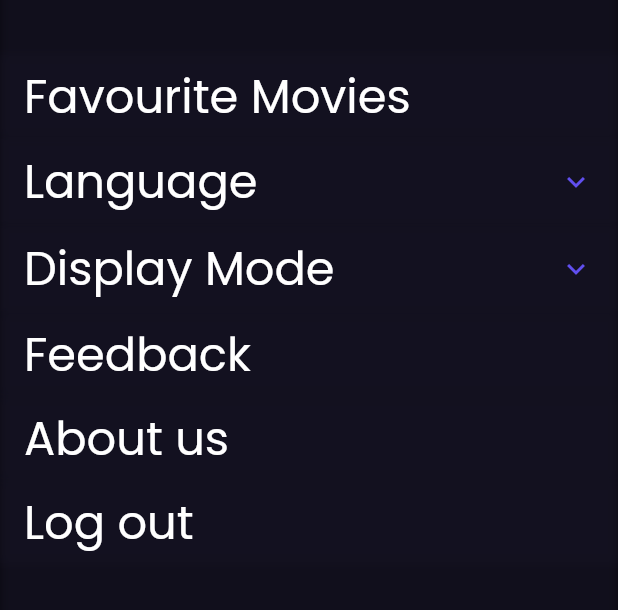
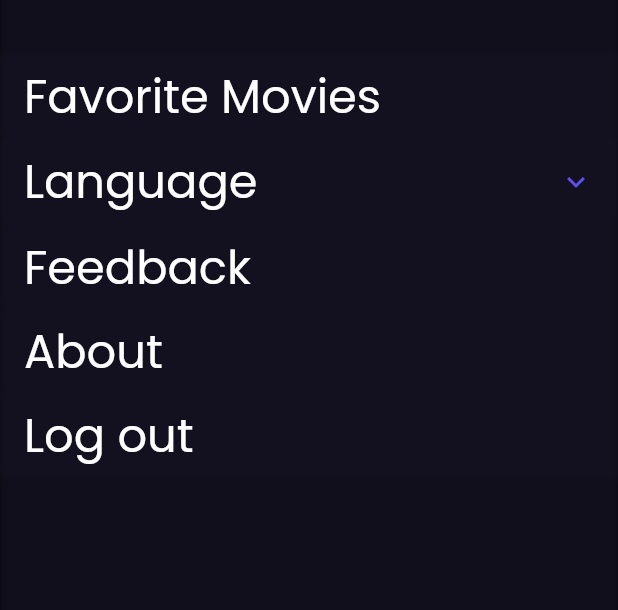
Before and after one commit to quanghung196/TheMovieDB, a Flutter app: the screen it shows after launch, with the side drawer open, on a phone screen of 412 x 824 dp, the part 145-755 px from its top. Run offline on Flutter 3.47's test engine with Material 2 defaults, Android fonts, the phone set to English and light mode, and no system bars; our stand-ins replace bloc, cached_network_image, either_dart, equatable, flare_flutter, flutter_bloc and 3 more; network calls fail.

Commit message:
add multiple language feature

```diff
--- /dev/null
+++ b/lib/common/constants/language.dart
@@ -0,0 +1,11 @@
+import 'package:custom_listview_with_json_data/common/constants/translation_constants.dart';
+import 'package:custom_listview_with_json_data/domain/entities/language_entity.dart';
+
+class Languages {
+  const Languages._();
+
+  static const languagesList = [
+    LanguageEntity(languageCode: 'en', languageValue: TranslationConstants.english),
+    LanguageEntity(languageCode: 'vi', languageValue: TranslationConstants.vietnamese),
+  ];
+}
--- /dev/null
+++ b/lib/common/constants/translation_constants.dart
@@ -0,0 +1,38 @@
+class TranslationConstants {
+  TranslationConstants._();
+
+  static const String favoriteMovies = 'favoriteMovies';
+  static const String language = 'language';
+  static const String english = 'english';
+  static const String vietnamese = 'vietnamese';
+  static const String darkMode = 'darkMode';
+  static const String lightMode = 'lightMode';
+  static const String viewMore = 'viewMore';
+  static const String feedback = 'feedback';
+  static const String displayMode = 'displayMode';
+  static const String retry = 'retry';
+  static const String somethingWentWrong = 'somethingWentWrong';
+  static const String checkNetwork = 'checkNetwork';
+  static const String about = 'about';
+  static const String okay = 'okay';
+  static const String aboutDescription = 'aboutDescription';
+  static const String popular = 'popular';
+  static const String now = 'now';
+  static const String soon = 'soon';
+  static const String noMovies = 'noMovies';
+  static const String cast = 'cast';
+  static const String watchTrailers = 'watchTrailers';
+  static const String noMoviesSearched = 'noMoviesSearched';
+  static const String noFavoriteMovie = 'noFavoriteMovie';
+  static const String username = 'username';
+  static const String password = 'password';
+  static const String loginToMovieApp = 'loginToMovieApp';
+  static const String signIn = 'signIn';
+  static const String wrongUsernamePassword = 'wrongUsernamePassword';
+  static const String noNetwork = 'noNetwork';
+  static const String logout = 'logout';
+  static const String sessionDenied = 'sessionDenied';
+  static const String enterTMDbUsername = 'enterTMDbUsername';
+  static const String enterPassword = 'enterPassword';
+  static const String guestSignIn = 'guestSignIn';
+}
--- a/lib/di/get_it.dart
+++ b/lib/di/get_it.dart
@@ -6,6 +6,7 @@ import 'package:custom_listview_with_json_data/domain/usecases/get_playing_now_m
 import 'package:custom_listview_with_json_data/domain/usecases/get_popular_movie_use_case.dart';
 import 'package:custom_listview_with_json_data/domain/usecases/get_trending_movie_use_case.dart';
 import 'package:custom_listview_with_json_data/domain/usecases/get_upcoming_movie_use_case.dart';
+import 'package:custom_listview_with_json_data/ui/blocs/app_language/app_language_bloc.dart';
 import 'package:custom_listview_with_json_data/ui/blocs/movie_backdrop/movie_backdrop_bloc.dart';
 import 'package:custom_listview_with_json_data/ui/blocs/movie_carousel/movie_carousel_bloc.dart';
 import 'package:custom_listview_with_json_data/ui/blocs/movie_tab/movie_tab_bloc.dart';
@@ -50,4 +51,6 @@ Future init() async {
       getPlayingNowMovieUseCase: getItInstance(),
       getPopularMovieUseCase: getItInstance(),
       getUpcomingMovieUseCase: getItInstance()));
+
+  getItInstance.registerLazySingleton<AppLanguageBloc>(() => AppLanguageBloc());
 }
--- /dev/null
+++ b/lib/domain/entities/language_entity.dart
@@ -0,0 +1,6 @@
+class LanguageEntity {
+  final String languageCode;
+  final String languageValue;
+
+  const LanguageEntity({required this.languageCode, required this.languageValue});
+}
--- /dev/null
+++ b/lib/ui/app_localizations.dart
@@ -0,0 +1,57 @@
+import 'dart:convert';
+
+import 'package:custom_listview_with_json_data/common/constants/language.dart';
+import 'package:flutter/material.dart';
+import 'package:flutter/services.dart';
+
+class AppLocalizations {
+  final Locale locale;
+
+  AppLocalizations(this.locale);
+
+  static AppLocalizations? of(context) =>
+      Localizations.of<AppLocalizations>(context, AppLocalizations);
+
+  late Map<String, String> _localizedStrings;
+
+  Future<bool> load() async {
+    final jsonString = await rootBundle
+        .loadString('assets/languages/${locale.languageCode}.json');
+    final Map<String, dynamic> jsonMap = json.decode(jsonString);
+
+    _localizedStrings =
+        jsonMap.map((key, value) => MapEntry(key, value.toString()));
+
+    return true;
+  }
+
+  String? translate(String key) {
+    return _localizedStrings[key];
+  }
+
+  static const LocalizationsDelegate<AppLocalizations> delegate =
+      _AppLocalizationDelegate();
+}
+
+class _AppLocalizationDelegate extends LocalizationsDelegate<AppLocalizations> {
+  const _AppLocalizationDelegate();
+
+  @override
+  bool isSupported(Locale locale) {
+    return Languages.languagesList
+        .map((e) => e.languageCode)
+        .toList()
+        .contains(locale.languageCode);
+  }
+
+  @override
+  Future<AppLocalizations> load(Locale locale) async {
+    AppLocalizations localizations = AppLocalizations(locale);
+    await localizations.load();
+    return localizations;
+  }
+
+  @override
+  bool shouldReload(covariant LocalizationsDelegate<AppLocalizations> old) =>
+      false;
+}
--- /dev/null
+++ b/lib/ui/blocs/app_language/app_language_bloc.dart
@@ -0,0 +1,21 @@
+import 'dart:async';
+
+import 'package:bloc/bloc.dart';
+import 'package:custom_listview_with_json_data/common/constants/language.dart';
+import 'package:custom_listview_with_json_data/domain/entities/language_entity.dart';
+import 'package:equatable/equatable.dart';
+import 'package:flutter/cupertino.dart';
+
+part 'app_language_event.dart';
+part 'app_language_state.dart';
+
+class AppLanguageBloc extends Bloc<AppLanguageEvent, AppLanguageState> {
+  AppLanguageBloc() : super(AppLanguageChanged(Locale(Languages.languagesList[0].languageCode)));
+
+  @override
+  Stream<AppLanguageState> mapEventToState(AppLanguageEvent event) async* {
+    if(event is ToggleLanguageEvent) {
+      yield AppLanguageChanged(Locale(event.languages.languageCode));
+    }
+  }
+}
--- /dev/null
+++ b/lib/ui/blocs/app_language/app_language_event.dart
@@ -0,0 +1,17 @@
+part of 'app_language_bloc.dart';
+
+abstract class AppLanguageEvent extends Equatable {
+  const AppLanguageEvent();
+
+  @override
+  List<Object?> get props => [];
+}
+
+class ToggleLanguageEvent extends AppLanguageEvent {
+  final LanguageEntity languages;
+
+  const ToggleLanguageEvent(this.languages);
+
+  @override
+  List<Object?> get props => [languages];
+}
--- /dev/null
+++ b/lib/ui/blocs/app_language/app_language_state.dart
@@ -0,0 +1,15 @@
+part of 'app_language_bloc.dart';
+
+abstract class AppLanguageState extends Equatable {
+  const AppLanguageState();
+}
+
+class AppLanguageChanged extends AppLanguageState {
+  final Locale locale;
+
+  const AppLanguageChanged(this.locale);
+
+  @override
+  List<Object?> get props => [locale];
+
+}
--- a/lib/ui/journeys/drawer/navigation_drawer.dart
+++ b/lib/ui/journeys/drawer/navigation_drawer.dart
@@ -1,5 +1,8 @@
+import 'package:custom_listview_with_json_data/common/constants/language.dart';
 import 'package:custom_listview_with_json_data/common/constants/size_constants.dart';
+import 'package:custom_listview_with_json_data/common/constants/translation_constants.dart';
 import 'package:custom_listview_with_json_data/common/extensions/size_extensions.dart';
+import 'package:custom_listview_with_json_data/common/extensions/string_extensions.dart';
 import 'package:custom_listview_with_json_data/ui/journeys/drawer/navigation_expanded_list_item.dart';
 import 'package:custom_listview_with_json_data/ui/journeys/drawer/navigation_list_item.dart';
 import 'package:custom_listview_with_json_data/ui/widgets/logo.dart';
@@ -33,18 +36,17 @@ class TMDBNavigationDrawer extends StatelessWidget {
                 height: Sizes.dimen_20.h,
               ),
             ),
-            NavigationListItem(title: 'Favourite Movies', onPressed: () {}),
+            NavigationListItem(title: TranslationConstants.favoriteMovies.translate(context), onPressed: () {}),
             NavigationExpandedListItem(
-                title: 'Language',
-                onPressed: () {},
-                children: const ['English', 'Vietnamese']),
-            NavigationExpandedListItem(
-                title: 'Display Mode',
-                onPressed: () {},
-                children: const ['Dark Mode', 'Light Mode']),
-            NavigationListItem(title: 'Feedback', onPressed: () {}),
-            NavigationListItem(title: 'About us', onPressed: () {}),
-            NavigationListItem(title: 'Log out', onPressed: () {}),
+                title: TranslationConstants.language.translate(context),
+                languages: Languages.languagesList),
+            // NavigationExpandedListItem(
+            //     title: TranslationConstants.displayMode.translate(context),
+            //     onPressed: () {},
+            //     children: const ['Dark Mode', 'Light Mode']),
+            NavigationListItem(title: TranslationConstants.feedback.translate(context), onPressed: () {}),
+            NavigationListItem(title: TranslationConstants.about.translate(context), onPressed: () {}),
+            NavigationListItem(title: TranslationConstants.logout.translate(context), onPressed: () {}),
           ],
         ),
       ),
--- a/lib/ui/journeys/drawer/navigation_expanded_list_item.dart
+++ b/lib/ui/journeys/drawer/navigation_expanded_list_item.dart
@@ -1,20 +1,22 @@
 import 'package:custom_listview_with_json_data/common/constants/size_constants.dart';
 import 'package:custom_listview_with_json_data/common/extensions/size_extensions.dart';
+import 'package:custom_listview_with_json_data/common/extensions/string_extensions.dart';
+import 'package:custom_listview_with_json_data/domain/entities/language_entity.dart';
+import 'package:custom_listview_with_json_data/ui/blocs/app_language/app_language_bloc.dart';
 import 'package:custom_listview_with_json_data/ui/themes/theme_color.dart';
 import 'package:flutter/material.dart';
+import 'package:flutter_bloc/flutter_bloc.dart';
 
 import 'navigation_list_item.dart';
 
 class NavigationExpandedListItem extends StatelessWidget {
   final String title;
-  final Function() onPressed;
-  final List<String> children;
+  final List<LanguageEntity> languages;
 
   const NavigationExpandedListItem({
     Key? key,
     required this.title,
-    required this.onPressed,
-    required this.children,
+    required this.languages,
   }) : super(key: key);
 
   @override
@@ -36,10 +38,13 @@ class NavigationExpandedListItem extends StatelessWidget {
         iconColor: AppColor.royalBlue,
         childrenPadding: EdgeInsets.symmetric(horizontal: Sizes.dimen_16.w),
         children: [
-          for (int i = 0; i < children.length; i++)
+          for (int i = 0; i < languages.length; i++)
             NavigationListItem(
-              title: children[i],
-              onPressed: () {},
+              title: languages[i].languageValue.translate(context),
+              onPressed: () {
+                BlocProvider.of<AppLanguageBloc>(context)
+                    .add(ToggleLanguageEvent(languages[i]));
+              },
             ),
         ],
       ),
--- a/lib/ui/journeys/drawer/navigation_list_item.dart
+++ b/lib/ui/journeys/drawer/navigation_list_item.dart
@@ -11,7 +11,7 @@ class NavigationListItem extends StatelessWidget {
 
   @override
   Widget build(BuildContext context) {
-    return GestureDetector(
+    return InkWell(
       onTap: onPressed,
       child: Container(
         decoration: BoxDecoration(boxShadow: [
--- a/lib/ui/journeys/home/movie_tab/movie_tab_list_item_builder.dart
+++ b/lib/ui/journeys/home/movie_tab/movie_tab_list_item_builder.dart
@@ -1,5 +1,7 @@
 import 'package:custom_listview_with_json_data/common/constants/size_constants.dart';
+import 'package:custom_listview_with_json_data/common/constants/translation_constants.dart';
 import 'package:custom_listview_with_json_data/common/extensions/size_extensions.dart';
+import 'package:custom_listview_with_json_data/common/extensions/string_extensions.dart';
 import 'package:custom_listview_with_json_data/domain/entities/movie_entity.dart';
 import 'package:custom_listview_with_json_data/ui/journeys/home/movie_tab/movie_tab_card_widget.dart';
 import 'package:flutter/cupertino.dart';
@@ -30,7 +32,7 @@ class MovieTabListItemBuilder extends StatelessWidget {
               padding: EdgeInsets.only(right: Sizes.dimen_14.w),
               child: Center(
                 child: Text(
-                  'View more >>',
+                  TranslationConstants.viewMore.translate(context),
                   maxLines: 1,
                   style: Theme.of(context).textTheme.subtitle1,
                 ),
--- a/lib/ui/journeys/home/movie_tab/movie_tab_title_widget.dart
+++ b/lib/ui/journeys/home/movie_tab/movie_tab_title_widget.dart
@@ -1,5 +1,6 @@
 import 'package:custom_listview_with_json_data/common/constants/size_constants.dart';
 import 'package:custom_listview_with_json_data/common/extensions/size_extensions.dart';
+import 'package:custom_listview_with_json_data/common/extensions/string_extensions.dart';
 import 'package:custom_listview_with_json_data/ui/themes/theme_color.dart';
 import 'package:custom_listview_with_json_data/ui/themes/theme_text.dart';
 import 'package:flutter/cupertino.dart';
@@ -29,7 +30,7 @@ class MovieTabTitleWidget extends StatelessWidget {
                     color:
                         isTabSelected ? AppColor.royalBlue : Colors.transparent,
                     width: Sizes.dimen_1.h))),
-        child: Text(tabTitle,
+        child: Text(tabTitle.translate(context).toUpperCase(),
             style: isTabSelected
                 ? Theme.of(context).textTheme.royalBlueSubtitle1
                 : Theme.of(context).textTheme.subtitle1),
--- a/lib/ui/movie_app.dart
+++ b/lib/ui/movie_app.dart
@@ -1,17 +1,52 @@
+import 'package:custom_listview_with_json_data/common/constants/language.dart';
 import 'package:custom_listview_with_json_data/common/screenutil/screenutil.dart';
+import 'package:custom_listview_with_json_data/di/get_it.dart';
+import 'package:custom_listview_with_json_data/ui/app_localizations.dart';
+import 'package:custom_listview_with_json_data/ui/blocs/app_language/app_language_bloc.dart';
 import 'package:custom_listview_with_json_data/ui/themes/theme_color.dart';
 import 'package:custom_listview_with_json_data/ui/themes/theme_text.dart';
 import 'package:flutter/cupertino.dart';
 import 'package:flutter/material.dart';
+import 'package:flutter_bloc/flutter_bloc.dart';
+import 'package:flutter_localizations/flutter_localizations.dart';
 
 import 'journeys/home/home_screen.dart';
 
-class TheMovieDBApp extends StatelessWidget {
+class TheMovieDBApp extends StatefulWidget {
   const TheMovieDBApp({Key? key}) : super(key: key);
+
+  @override
+  State<StatefulWidget> createState() => _TheMovieDBAppState();
+}
+
+class _TheMovieDBAppState extends State<TheMovieDBApp> {
+  late AppLanguageBloc appLanguageBloc;
+
+  @override
+  void initState() {
+    super.initState();
+    appLanguageBloc = getItInstance<AppLanguageBloc>();
+  }
+
+  @override
+  void dispose() {
+    super.dispose();
+    appLanguageBloc.close();
+  }
 
   @override
   Widget build(BuildContext context) {
     ScreenUtil.init();
+    return BlocProvider(
+      create: (context) => appLanguageBloc,
+      child: BlocBuilder<AppLanguageBloc, AppLanguageState>(
+        builder: (context, state) {
+          late Locale locale;
+          if (state is AppLanguageChanged) {
+            locale = Locale(state.locale.languageCode);
+          } else {
+            locale = Locale(Languages.languagesList[0].languageCode);
+          }
           return MaterialApp(
             debugShowCheckedModeBanner: false,
             title: 'TheMovieDB',
@@ -23,7 +58,19 @@ class TheMovieDBApp extends StatelessWidget {
               textTheme: ThemeText.getTextTheme(),
               appBarTheme: const AppBarTheme(elevation: 0),
             ),
+            supportedLocales: Languages.languagesList
+                .map((e) => Locale(e.languageCode))
+                .toList(),
+            locale: locale,
+            localizationsDelegates: const [
+              GlobalMaterialLocalizations.delegate,
+              GlobalWidgetsLocalizations.delegate,
+              AppLocalizations.delegate,
+            ],
             home: const HomeScreen(),
+          );
+        },
+      ),
     );
   }
 }
--- a/pubspec.yaml
+++ b/pubspec.yaml
@@ -47,6 +47,9 @@ dependencies:
   flutter_svg: ^0.23.0+1
   cached_network_image: ^3.1.0+1
   flare_flutter: ^3.0.2
+  shared_preferences: ^2.0.8
+  flutter_localizations:
+    sdk: flutter
 
 flutter_icons:
   android: "launcher_icon"
@@ -81,7 +84,7 @@ flutter:
   assets:
     - assets/pngs/
     - assets/svgs/
-#    - assets/languages/
+    - assets/languages/
     - assets/animations/
 
     # An image asset can refer to one or more resolution-specific "variants", see
```
Also changed, not shown: assets/languages/en.json (added, +36 -0 lines), assets/languages/vi.json (added, +36 -0 lines), lib/common/extensions/string_extensions.dart (+4 -3 lines), lib/ui/journeys/home/movie_tab/movie_tab_model.dart (+5 -3 lines). Lines whose indentation alone changed are shown as unchanged.
